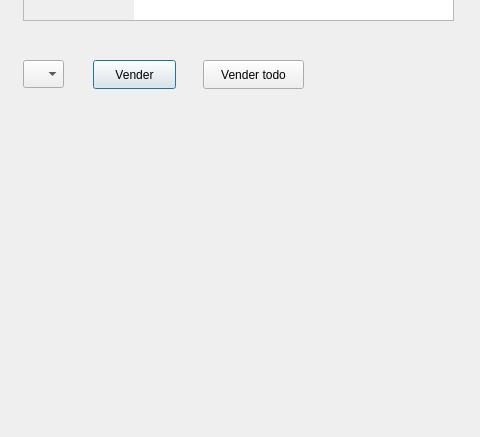
Old version of the form gamewindow.ui in the repository Josue-Echeverria/ProyectoED2; both pictures show x 1037 to 1517 and y 270 to 707 of the 1517 by 707 pixel window.
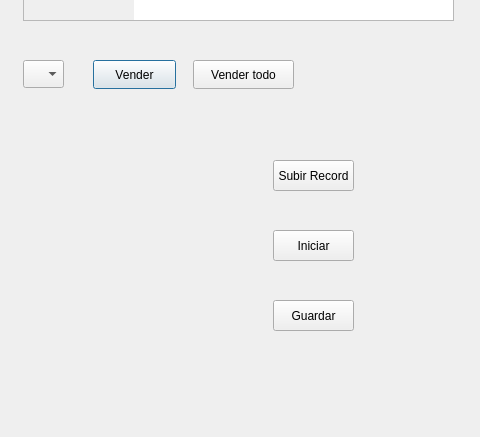
New version of the form.

Diff of the .ui file:
```diff
--- a/gamewindow.ui
+++ b/gamewindow.ui
@@ -184,7 +184,7 @@
   <widget class="QPushButton" name="pushButton_2">
    <property name="geometry">
     <rect>
-     <x>1240</x>
+     <x>1230</x>
      <y>330</y>
      <width>101</width>
      <height>29</height>
@@ -204,6 +204,58 @@
     </rect>
    </property>
   </widget>
+  <widget class="QLabel" name="recordLabel">
+   <property name="geometry">
+    <rect>
+     <x>1060</x>
+     <y>370</y>
+     <width>221</width>
+     <height>311</height>
+    </rect>
+   </property>
+   <property name="text">
+    <string/>
+   </property>
+  </widget>
+  <widget class="QPushButton" name="iniciarButton">
+   <property name="geometry">
+    <rect>
+     <x>1310</x>
+     <y>500</y>
+     <width>81</width>
+     <height>31</height>
+    </rect>
+   </property>
+   <property name="text">
+    <string>Iniciar</string>
+   </property>
+  </widget>
+  <widget class="QPushButton" name="guardarButton">
+   <property name="geometry">
+    <rect>
+     <x>1310</x>
+     <y>570</y>
+     <width>81</width>
+     <height>31</height>
+    </rect>
+   </property>
+   <property name="text">
+    <string>Guardar</string>
+   </property>
+  </widget>
+  <widget class="QPushButton" name="pushButton_3">
+   <property name="geometry">
+    <rect>
+     <x>1310</x>
+     <y>430</y>
+     <width>81</width>
+     <height>31</height>
+    </rect>
+   </property>
+   <property name="text">
+    <string>Subir Record</string>
+   </property>
+  </widget>
  </widget>
  <resources/>
  <connections/>
```
